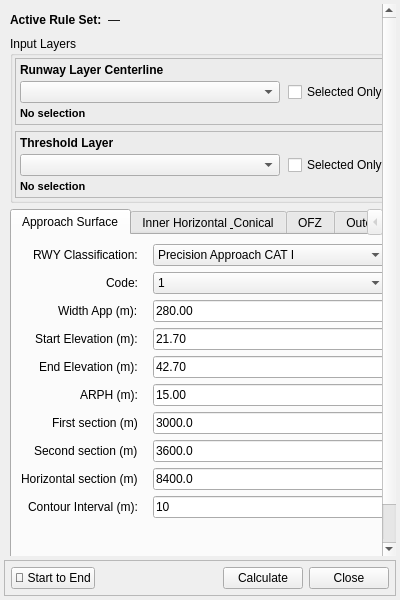
Above: qols/ui/qols_panel_base.ui from antoniolocandro/qOLS before the change. Below: the same form after it.
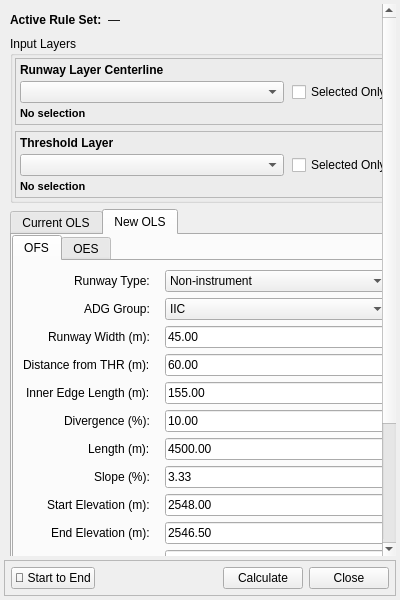
That is the form after the change. The open tabs and pages were chosen to show the change. Custom widgets are drawn as their Qt base class.

Commit message: feat: Add new OLS scripts for transitional and OFS approach surfaces

```diff
--- a/qols/ui/qols_panel_base.ui
+++ b/qols/ui/qols_panel_base.ui
@@ -306,10 +306,24 @@
     </item>
     
     <item>
-     <widget class="QTabWidget" name="scriptTabWidget">
+     <widget class="QTabWidget" name="conceptTabWidget">
       <property name="tabPosition">
        <enum>QTabWidget::North</enum>
       </property>
+
+      <!-- TAB 0: Current OLS — wraps the existing 6-tab scriptTabWidget unchanged -->
+      <widget class="QWidget" name="tab_current_ols">
+       <attribute name="title">
+        <string>Current OLS</string>
+       </attribute>
+       <layout class="QVBoxLayout" name="layout_current_ols">
+        <property name="spacing"><number>0</number></property>
+        <property name="margin"><number>0</number></property>
+        <item>
+         <widget class="QTabWidget" name="scriptTabWidget">
+          <property name="tabPosition">
+           <enum>QTabWidget::North</enum>
+          </property>
       
       <!-- APPROACH SURFACE TAB -->
       <widget class="QWidget" name="tab_approach">
@@ -1410,6 +1424,316 @@
          </layout>
         </widget>
       
+         </widget>
+        </item>
+       </layout>
+      </widget>
+
+      <!-- TAB 1: New OLS — OFS + OES sub-tabs -->
+      <widget class="QWidget" name="tab_new_ols">
+       <attribute name="title">
+        <string>New OLS</string>
+       </attribute>
+       <layout class="QVBoxLayout" name="layout_new_ols">
+        <property name="spacing"><number>0</number></property>
+        <property name="margin"><number>0</number></property>
+        <item>
+         <widget class="QTabWidget" name="newOlsTabWidget">
+          <property name="tabPosition">
+           <enum>QTabWidget::North</enum>
+          </property>
+
+          <!-- OFS TAB — Obstacle Free Surface: Approach -->
+          <widget class="QWidget" name="tab_ofs">
+           <attribute name="title">
+            <string>OFS</string>
+           </attribute>
+           <layout class="QFormLayout" name="formLayout_ofs">
+            <property name="fieldGrowthPolicy">
+             <enum>QFormLayout::AllNonFixedFieldsGrow</enum>
+            </property>
+            <property name="labelAlignment">
+             <set>Qt::AlignRight|Qt::AlignVCenter</set>
+            </property>
+            <property name="horizontalSpacing"><number>15</number></property>
+            <property name="verticalSpacing"><number>6</number></property>
+
+            <item row="0" column="0">
+             <widget class="QLabel" name="label_rwyType_ofs">
+              <property name="text"><string>Runway Type:</string></property>
+             </widget>
+            </item>
+            <item row="0" column="1">
+             <widget class="QComboBox" name="combo_rwyType_ofs">
+              <property name="minimumHeight"><number>22</number></property>
+              <item><property name="text"><string>Non-instrument</string></property></item>
+              <item><property name="text"><string>Instrument</string></property></item>
+             </widget>
+            </item>
+
+            <item row="1" column="0">
+             <widget class="QLabel" name="label_adg_ofs">
+              <property name="text"><string>ADG Group:</string></property>
+             </widget>
+            </item>
+            <item row="1" column="1">
+             <widget class="QComboBox" name="combo_adg_ofs">
+              <property name="minimumHeight"><number>22</number></property>
+              <property name="currentIndex"><number>2</number></property>
+              <item><property name="text"><string>I</string></property></item>
+              <item><property name="text"><string>IIA-IIB</string></property></item>
+              <item><property name="text"><string>IIC</string></property></item>
+              <item><property name="text"><string>III</string></property></item>
+              <item><property name="text"><string>IV</string></property></item>
+              <item><property name="text"><string>V</string></property></item>
+             </widget>
+            </item>
+
+            <item row="2" column="0">
+             <widget class="QLabel" name="label_rwyWidth_ofs">
+              <property name="text"><string>Runway Width (m):</string></property>
+             </widget>
+            </item>
+            <item row="2" column="1">
+             <widget class="QLineEdit" name="spin_rwyWidth_ofs">
+              <property name="text"><string>45.00</string></property>
+              <property name="toolTip">
+               <string>Runway pavement width in metres. Used to apply inner edge length adjustments per ICAO footnotes.</string>
+              </property>
+             </widget>
+            </item>
+
+            <item row="3" column="0">
+             <widget class="QLabel" name="label_distThr_ofs">
+              <property name="text"><string>Distance from THR (m):</string></property>
+             </widget>
+            </item>
+            <item row="3" column="1">
+             <widget class="QLineEdit" name="spin_distThr_ofs">
+              <property name="text"><string>60.00</string></property>
+             </widget>
+            </item>
+
+            <item row="4" column="0">
+             <widget class="QLabel" name="label_innerEdge_ofs">
+              <property name="text"><string>Inner Edge Length (m):</string></property>
+             </widget>
+            </item>
+            <item row="4" column="1">
+             <widget class="QLineEdit" name="spin_innerEdge_ofs">
+              <property name="text"><string>155.00</string></property>
+              <property name="toolTip">
+               <string>Width of the inner edge at the threshold end. Auto-computed from ADG group and runway width; editable.</string>
+              </property>
+             </widget>
+            </item>
+
+            <item row="5" column="0">
+             <widget class="QLabel" name="label_divergence_ofs">
+              <property name="text"><string>Divergence (%):</string></property>
+             </widget>
+            </item>
+            <item row="5" column="1">
+             <widget class="QLineEdit" name="spin_divergence_ofs">
+              <property name="text"><string>10.00</string></property>
+             </widget>
+            </item>
+
+            <item row="6" column="0">
+             <widget class="QLabel" name="label_length_ofs">
+              <property name="text"><string>Length (m):</string></property>
+             </widget>
+            </item>
+            <item row="6" column="1">
+             <widget class="QLineEdit" name="spin_length_ofs">
+              <property name="text"><string>4500.00</string></property>
+             </widget>
+            </item>
+
+            <item row="7" column="0">
+             <widget class="QLabel" name="label_slope_ofs">
+              <property name="text"><string>Slope (%):</string></property>
+             </widget>
+            </item>
+            <item row="7" column="1">
+             <widget class="QLineEdit" name="spin_slope_ofs">
+              <property name="text"><string>3.33</string></property>
+              <property name="toolTip">
+               <string>Approach surface slope in percent. Default from ICAO table; editable.</string>
+              </property>
+             </widget>
+            </item>
+
+            <item row="8" column="0">
+             <widget class="QLabel" name="label_Z0_ofs">
+              <property name="text"><string>Start Elevation (m):</string></property>
+             </widget>
+            </item>
+            <item row="8" column="1">
+             <widget class="QLineEdit" name="spin_Z0_ofs">
+              <property name="text"><string>2548.00</string></property>
+             </widget>
+            </item>
+
+            <item row="9" column="0">
+             <widget class="QLabel" name="label_ZE_ofs">
+              <property name="text"><string>End Elevation (m):</string></property>
+             </widget>
+            </item>
+            <item row="9" column="1">
+             <widget class="QLineEdit" name="spin_ZE_ofs">
+              <property name="text"><string>2546.50</string></property>
+             </widget>
+            </item>
+
+            <item row="10" column="0">
+             <widget class="QLabel" name="label_ARPH_ofs">
+              <property name="text"><string>ARPH (m):</string></property>
+             </widget>
+            </item>
+            <item row="10" column="1">
+             <widget class="QLineEdit" name="spin_ARPH_ofs">
+              <property name="text"><string>2548.00</string></property>
+             </widget>
+            </item>
+
+            <item row="11" column="0">
+             <widget class="QLabel" name="label_contour_interval_ofs">
+              <property name="text"><string>Contour Interval (m):</string></property>
+             </widget>
+            </item>
+            <item row="11" column="1">
+             <widget class="QLineEdit" name="spin_contour_interval_ofs">
+              <property name="text"><string>10</string></property>
+              <property name="toolTip">
+               <string>Elevation interval for contour lines in metres. Set to 0 to disable.</string>
+              </property>
+             </widget>
+            </item>
+
+            <item row="12" column="0" colspan="2">
+             <widget class="QPushButton" name="btn_adg_help">
+              <property name="text"><string>ADG Reference Table</string></property>
+              <property name="toolTip">
+               <string>Show the Aeroplane Design Group (ADG) reference table (ICAO Table 1-2)</string>
+              </property>
+             </widget>
+            </item>
+
+            <item row="13" column="0" colspan="2">
+             <widget class="QLabel" name="label_approach_note_ofs">
+              <property name="text">
+               <string>Note: The purpose of the approach surface is to establish the airspace to be maintained free from obstacles to protect an aeroplane in the visual phase of the approach-to-land manoeuvres following a standard 3.0° approach.</string>
+              </property>
+              <property name="wordWrap"><bool>true</bool></property>
+              <property name="styleSheet">
+               <string>QLabel { font-size: 11px; padding: 4px; }</string>
+              </property>
+             </widget>
+            </item>
+
+           </layout>
+          </widget>
+
+          <!-- OES TAB — Obstacle Evaluation Surface: Transitional -->
+          <widget class="QWidget" name="tab_oes">
+           <attribute name="title">
+            <string>OES</string>
+           </attribute>
+           <layout class="QFormLayout" name="formLayout_oes">
+            <property name="fieldGrowthPolicy">
+             <enum>QFormLayout::AllNonFixedFieldsGrow</enum>
+            </property>
+            <property name="labelAlignment">
+             <set>Qt::AlignRight|Qt::AlignVCenter</set>
+            </property>
+            <property name="horizontalSpacing"><number>15</number></property>
+            <property name="verticalSpacing"><number>6</number></property>
+
+            <item row="0" column="0">
+             <widget class="QLabel" name="label_widthApp_oes">
+              <property name="text"><string>Width App (m):</string></property>
+             </widget>
+            </item>
+            <item row="0" column="1">
+             <widget class="QLineEdit" name="spin_widthApp_oes">
+              <property name="text"><string>155.00</string></property>
+              <property name="toolTip">
+               <string>Approach inner edge width from OFS tab. Auto-populated; editable.</string>
+              </property>
+             </widget>
+            </item>
+
+            <item row="1" column="0">
+             <widget class="QLabel" name="label_Z0_oes">
+              <property name="text"><string>Start Elevation (m):</string></property>
+             </widget>
+            </item>
+            <item row="1" column="1">
+             <widget class="QLineEdit" name="spin_Z0_oes">
+              <property name="text"><string>2548.00</string></property>
+             </widget>
+            </item>
+
+            <item row="2" column="0">
+             <widget class="QLabel" name="label_ZE_oes">
+              <property name="text"><string>End Elevation (m):</string></property>
+             </widget>
+            </item>
+            <item row="2" column="1">
+             <widget class="QLineEdit" name="spin_ZE_oes">
+              <property name="text"><string>2546.50</string></property>
+             </widget>
+            </item>
+
+            <item row="3" column="0">
+             <widget class="QLabel" name="label_ARPH_oes">
+              <property name="text"><string>Highest THR Elev (m):</string></property>
+             </widget>
+            </item>
+            <item row="3" column="1">
+             <widget class="QLineEdit" name="spin_ARPH_oes">
+              <property name="text"><string>2548.00</string></property>
+              <property name="toolTip">
+               <string>Elevation of the highest threshold of the runway. Upper edge = this value + 60 m.</string>
+              </property>
+             </widget>
+            </item>
+
+            <item row="4" column="0">
+             <widget class="QLabel" name="label_slope_oes">
+              <property name="text"><string>Slope (%):</string></property>
+             </widget>
+            </item>
+            <item row="4" column="1">
+             <widget class="QLineEdit" name="spin_slope_oes">
+              <property name="text"><string>20.00</string></property>
+              <property name="toolTip">
+               <string>Transitional surface slope in percent. Default 20 %; editable.</string>
+              </property>
+             </widget>
+            </item>
+
+            <item row="5" column="0" colspan="2">
+             <widget class="QLabel" name="label_oes_note">
+              <property name="text">
+               <string>Upper edge at 60 m above the highest threshold elevation. Lateral extent = 60 / (slope/100) from approach edge.</string>
+              </property>
+              <property name="wordWrap"><bool>true</bool></property>
+              <property name="styleSheet">
+               <string>QLabel { font-size: 11px; padding: 4px; }</string>
+              </property>
+             </widget>
+            </item>
+
+           </layout>
+          </widget>
+
+         </widget>
+        </item>
+       </layout>
+      </widget>
+
      </widget>
     </item>
         </layout>
```
Left out of the diff: 2 changed lines with no effect on the pictures. The commit also changes 7 other files.
